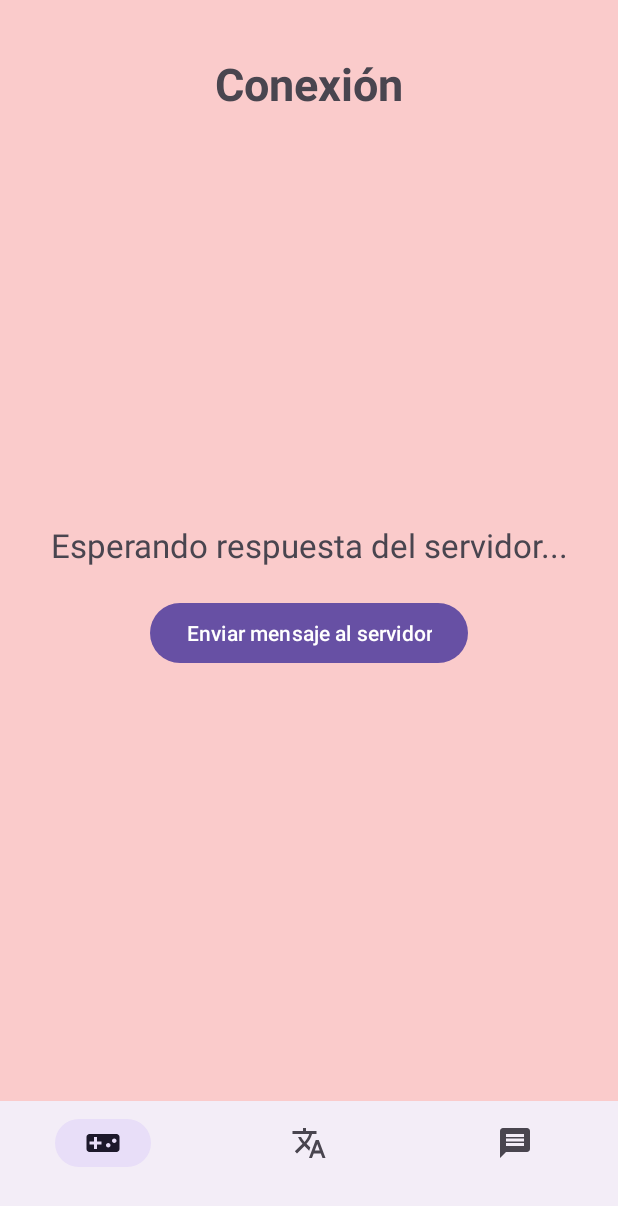
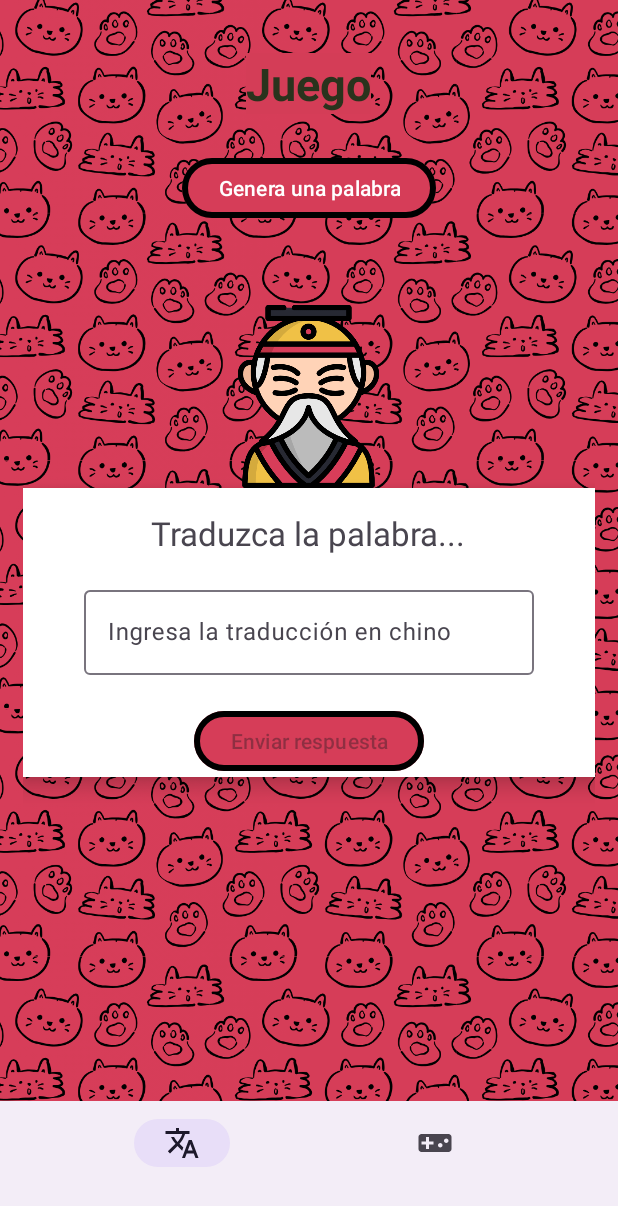
Before and after one commit to LaPockett/PracticaFinal_PSP, an Android app: the fragment Conexion placed in its activity, on a phone screen of 412 x 824 dp. Shown: the top 1206 px of the screen. Run offline under Robolectric (Android 15) with nearby library versions, the phone set to English and light mode, and no system bars; libraries missing offline, so code that uses them is left out: com.google.mlkit.nl; 1 statement that could not run was skipped.

Commit message:
Commit, con Conexion

```diff
--- a/app/src/main/java/com/example/practicafinal_psp/HomeActivity.kt
+++ b/app/src/main/java/com/example/practicafinal_psp/HomeActivity.kt
@@ -25,9 +25,12 @@ class HomeActivity : AppCompatActivity() {
             v.setPadding(systemBars.left, systemBars.top, systemBars.right, systemBars.bottom)
             insets
         }
+        if (savedInstanceState == null){
+            fragmentos(Traductor())
+
+        }
         binding.menuNav.setOnItemSelectedListener {
             when (it.itemId) {
-                R.id.juego -> fragmentos(Juego())
                 R.id.traductor -> fragmentos(Traductor())
                 R.id.conexion -> fragmentos(Conexion())
             }
--- a/app/src/main/res/layout/activity_main.xml
+++ b/app/src/main/res/layout/activity_main.xml
@@ -21,6 +21,7 @@
         android:id="@+id/textView3"
         android:layout_width="305dp"
         android:layout_height="wrap_content"
+        android:paddingTop="10dp"
         android:text="Bienvenido"
         android:textAlignment="center"
         android:textColor="#3B4550"
--- a/app/src/main/res/layout/fragment_conexion.xml
+++ b/app/src/main/res/layout/fragment_conexion.xml
@@ -3,7 +3,8 @@
     xmlns:tools="http://schemas.android.com/tools"
     android:layout_width="match_parent"
     android:layout_height="match_parent"
-    android:background="#FACBCB"
+    xmlns:app="http://schemas.android.com/apk/res-auto"
+    android:background="@mipmap/fondo_gatos"
     tools:context=".Conexion">
 
     <LinearLayout
@@ -12,38 +13,79 @@
         android:orientation="vertical"
         android:padding="15dp">
 
-        <!-- Título centrado arriba -->
         <TextView
             android:id="@+id/textView2"
+            android:layout_width="wrap_content"
+            android:layout_height="wrap_content"
+            android:layout_gravity="center"
+            android:layout_marginTop="20dp"
+            android:background="#D43D57"
+            android:gravity="center"
+            android:text="Juego"
+            android:textColor="#2A331D"
+            android:textSize="30sp"
+            android:textStyle="bold" />
+
+        <com.google.android.material.button.MaterialButton
+            android:id="@+id/buttonIniciarGame"
+            android:layout_width="wrap_content"
+            android:layout_height="wrap_content"
+            android:layout_gravity="center"
+            android:layout_marginTop="25dp"
+            android:layout_marginBottom="40dp"
+            app:backgroundTint="#D63D58"
+            app:strokeColor="@color/black"
+            app:strokeWidth="4dp"
+            android:text="Genera una palabra"/>
+
+        <ImageView
+            android:id="@+id/imageView3"
+            android:layout_width="151dp"
+            android:layout_height="122dp"
+            android:layout_gravity="center"
+            android:layout_marginTop="14dp"
+            app:srcCompat="@mipmap/emperador" />
+
+        <LinearLayout
             android:layout_width="match_parent"
             android:layout_height="wrap_content"
-            android:text="Conexión"
-            android:textStyle="bold"
-            android:textSize="30sp"
-            android:gravity="center"
-            android:layout_marginTop="20dp"/>
-
-        <!-- Contenedor centrado -->
-        <LinearLayout
-            android:layout_width="match_parent"
-            android:layout_height="match_parent"
+            android:background="@color/white"
+            android:elevation="8dp"
             android:gravity="center"
             android:orientation="vertical">
 
             <TextView
                 android:id="@+id/textViewCambiante"
-                android:layout_width="match_parent"
+                android:layout_width="wrap_content"
                 android:layout_height="wrap_content"
-                android:gravity="center"
-                android:text="Esperando respuesta del servidor..."
+                android:layout_gravity="center"
+                android:paddingTop="15dp"
+                android:text="Traduzca la palabra..."
                 android:textSize="22sp" />
 
-            <Button
-                android:id="@+id/buttonEnviar"
+            <com.google.android.material.textfield.TextInputLayout
                 android:layout_width="wrap_content"
                 android:layout_height="wrap_content"
-                android:text="Enviar mensaje al servidor"
-                android:layout_marginTop="20dp"/>
+                android:layout_gravity="center"
+                android:layout_marginTop="18dp">
+
+                <com.google.android.material.textfield.TextInputEditText
+                    android:id="@+id/textInputRespuesta"
+                    android:layout_width="300dp"
+                    android:layout_height="wrap_content"
+                    android:hint="Ingresa la traducción en chino" />
+            </com.google.android.material.textfield.TextInputLayout>
+
+            <com.google.android.material.button.MaterialButton
+                android:id="@+id/buttonEnviarJuego"
+                android:layout_width="wrap_content"
+                android:layout_height="wrap_content"
+                android:layout_gravity="center"
+                android:layout_marginTop="20dp"
+                app:backgroundTint="#D63D58"
+                app:strokeColor="@color/black"
+                app:strokeWidth="4dp"
+                android:text="Enviar respuesta"/>
         </LinearLayout>
 
     </LinearLayout>
--- a/app/src/main/res/menu/menu.xml
+++ b/app/src/main/res/menu/menu.xml
@@ -1,13 +1,6 @@
 <?xml version="1.0" encoding="utf-8"?>
 <menu xmlns:android="http://schemas.android.com/apk/res/android"
     xmlns:app="http://schemas.android.com/apk/res-auto">
-
-    <item
-        android:title=""
-        android:id="@+id/juego"
-        android:icon="@drawable/ic_videogam"
-        app:showAsAction="ifRoom"
-        />
     <item
         android:title=""
         android:id="@+id/traductor"
@@ -17,7 +10,7 @@
     <item
         android:title=""
         android:id="@+id/conexion"
-        android:icon="@drawable/ic_mensaje"
+        android:icon="@drawable/ic_videogam"
         app:showAsAction="ifRoom"
         />
 </menu>
```
Also changed, not shown: app/src/main/AndroidManifest.xml (+6 -2 lines), app/src/main/java/com/example/practicafinal_psp/Conexion.kt (+77 -43 lines), app/src/main/java/com/example/practicafinal_psp/Juego.kt (deleted, +0 -59 lines), app/src/main/java/com/example/practicafinal_psp/MainActivity.kt (+19 -0 lines), app/src/main/java/com/example/practicafinal_psp/SignUpActivity.kt (added, +84 -0 lines), app/src/main/res/layout/activity_sign_up.xml (added, +91 -0 lines), app/src/main/res/layout/fragment_juego.xml (deleted, +0 -10 lines), app/src/main/res/layout/fragment_traductor.xml (+24 -20 lines), app/src/main/res/mipmap-hdpi/emperador.png (added), app/src/main/res/mipmap-hdpi/fondo_gatos.png (added).
